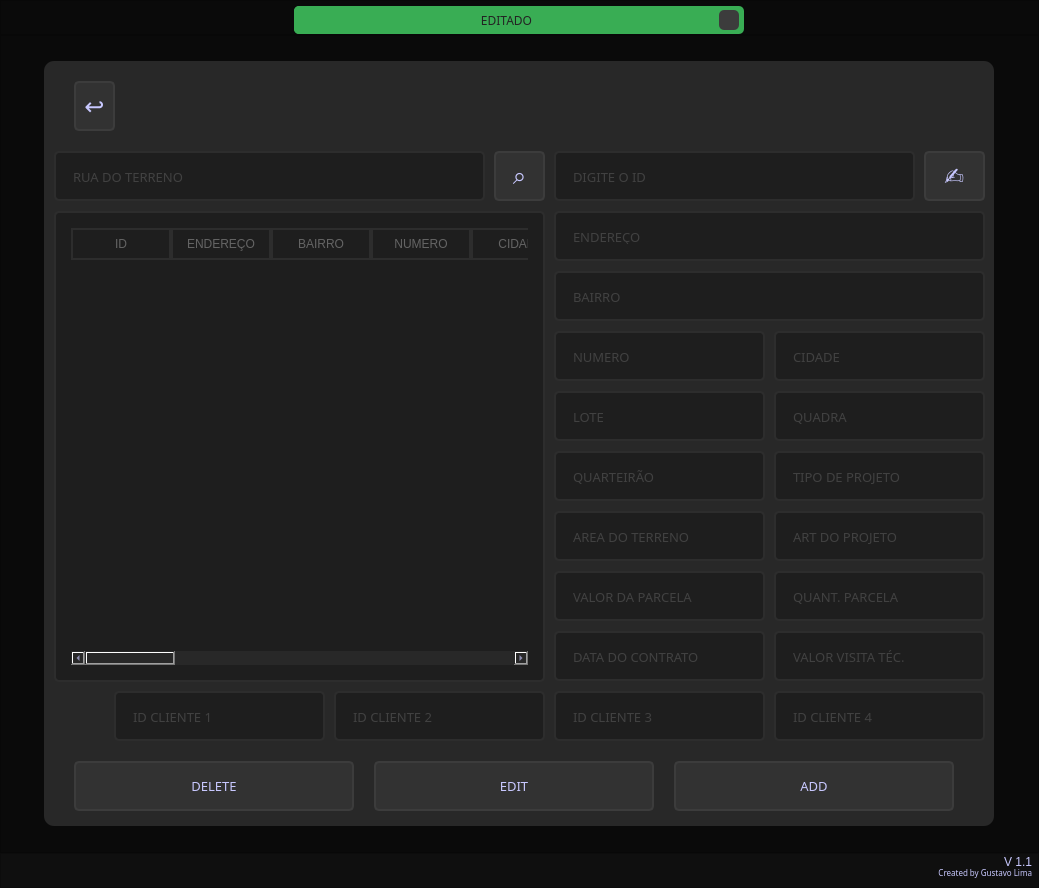
This is Qt/edit_obra.ui in GLimas99/MakeForms as Qt 5 draws it before an edit. The edited form follows.
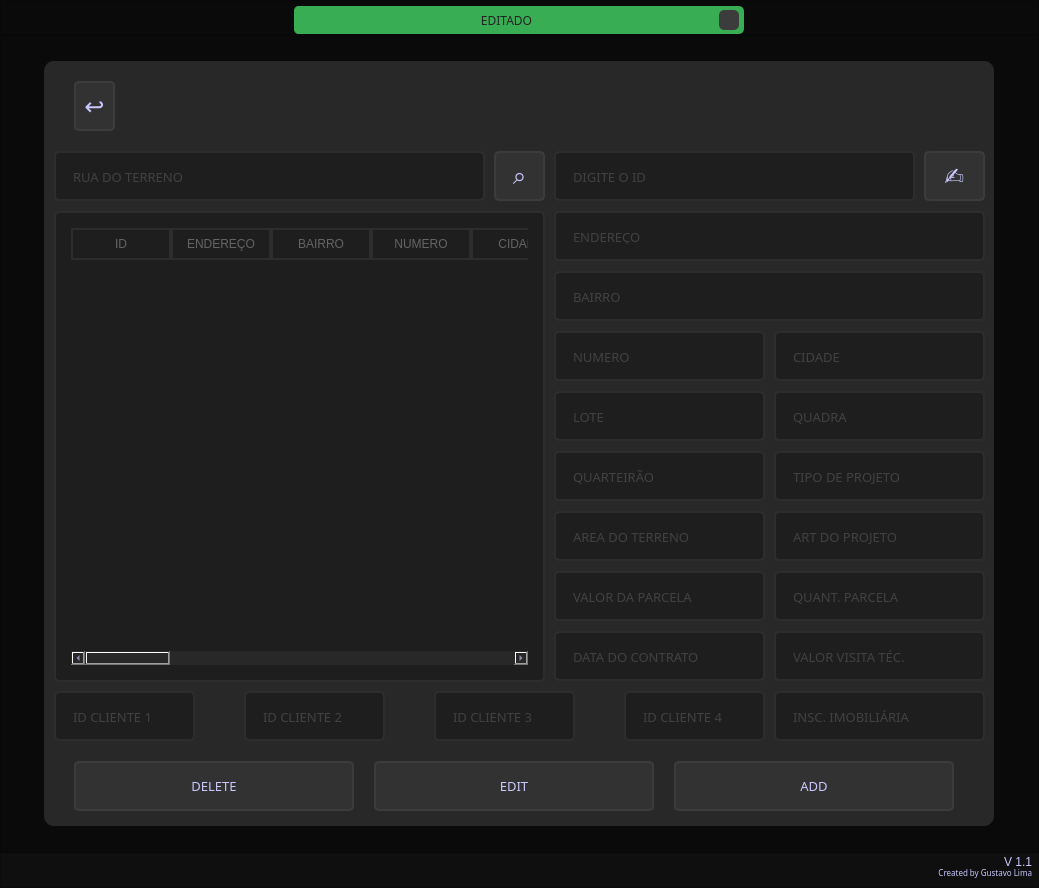
This is the edited form. Icons and pictures are not drawn.

Commit message: Edit design n add imob

The edit to the form file:
```diff
--- a/Qt/edit_obra.ui
+++ b/Qt/edit_obra.ui
@@ -912,6 +912,11 @@
             <string>VALOR VISITA</string>
            </property>
           </column>
+          <column>
+           <property name="text">
+            <string>INSC. IMOB.</string>
+           </property>
+          </column>
           <column>
            <property name="text">
             <string>ID CLIENTE 1</string>
@@ -1161,9 +1166,9 @@
          <widget class="QLineEdit" name="txt_idcli3">
           <property name="geometry">
            <rect>
-            <x>510</x>
+            <x>390</x>
             <y>630</y>
-            <width>211</width>
+            <width>141</width>
             <height>50</height>
            </rect>
           </property>
@@ -1199,9 +1204,9 @@
          <widget class="QLineEdit" name="txt_idcli4">
           <property name="geometry">
            <rect>
-            <x>730</x>
+            <x>580</x>
             <y>630</y>
-            <width>211</width>
+            <width>141</width>
             <height>50</height>
            </rect>
           </property>
@@ -1237,9 +1242,9 @@
          <widget class="QLineEdit" name="txt_idcli2">
           <property name="geometry">
            <rect>
-            <x>290</x>
+            <x>200</x>
             <y>630</y>
-            <width>211</width>
+            <width>141</width>
             <height>50</height>
            </rect>
           </property>
@@ -1275,9 +1280,9 @@
          <widget class="QLineEdit" name="txt_idcli1">
           <property name="geometry">
            <rect>
-            <x>70</x>
+            <x>10</x>
             <y>630</y>
-            <width>211</width>
+            <width>141</width>
             <height>50</height>
            </rect>
           </property>
@@ -1348,6 +1353,44 @@
            <string>⌕</string>
           </property>
          </widget>
+         <widget class="QLineEdit" name="txt_obravalorvisita_2">
+          <property name="geometry">
+           <rect>
+            <x>730</x>
+            <y>630</y>
+            <width>211</width>
+            <height>50</height>
+           </rect>
+          </property>
+          <property name="font">
+           <font>
+            <family>Quicksand</family>
+            <pointsize>10</pointsize>
+           </font>
+          </property>
+          <property name="styleSheet">
+           <string notr="true">QLineEdit{
+	border: 2px solid rgb(45, 45, 45);
+	border-radius: 5px;
+	padding: 15px;
+	background-color: rgb(30, 30, 30);
+	color: rgb(100, 100, 100);
+}
+QLineEdit:hover{
+	border: 2px solid rgb(55, 55, 55);
+}
+QLineEdit:focus{
+	border: 2px solid rgb(255, 207, 0);
+	color: rgb(200, 200, 200);
+}</string>
+          </property>
+          <property name="maxLength">
+           <number>32</number>
+          </property>
+          <property name="placeholderText">
+           <string>INSC. IMOBILIÁRIA</string>
+          </property>
+         </widget>
         </widget>
        </item>
       </layout>
```
The commit also changes 14 other files.
